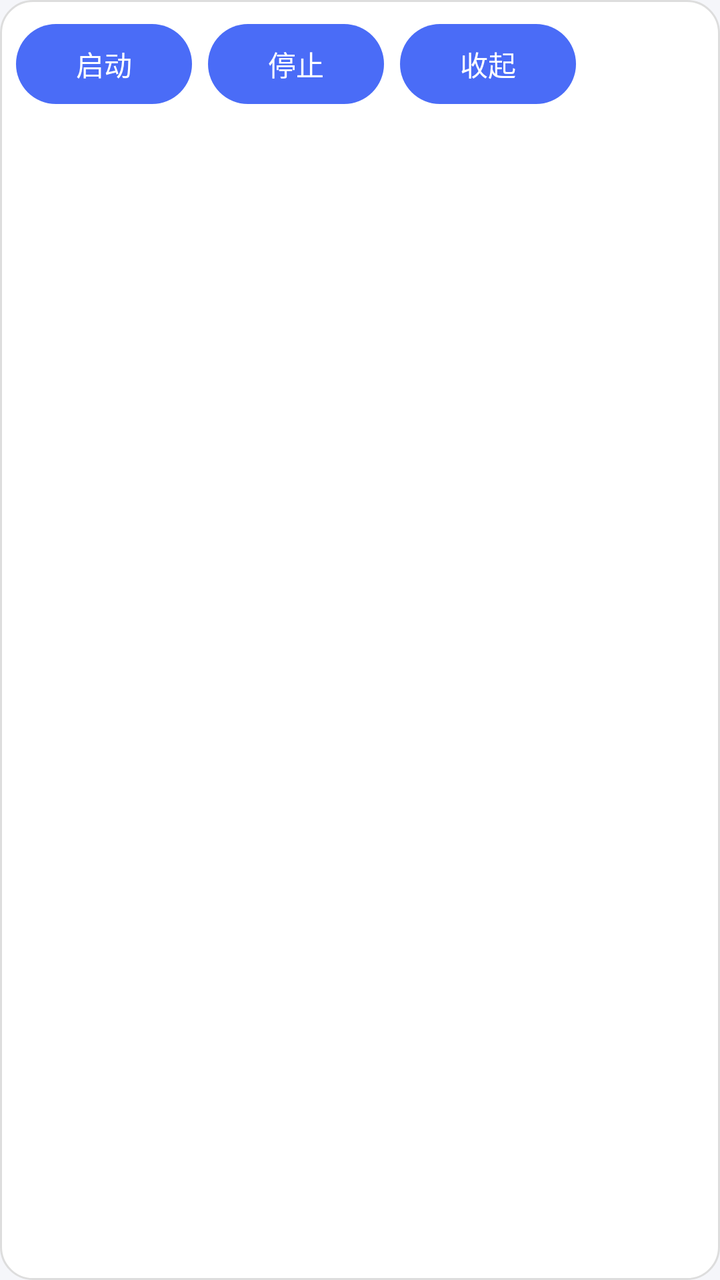
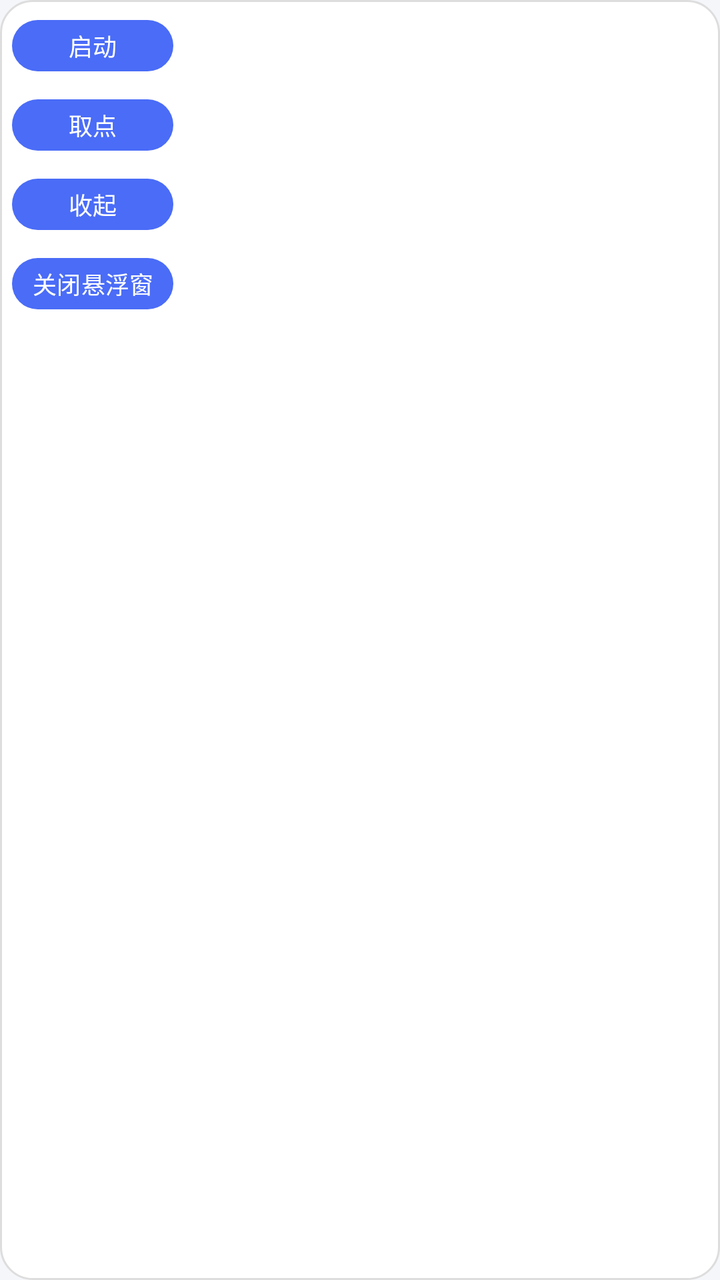

Before-and-after screenshots of an Android layout around one commit, followed by the original layout XML and the change that was made.
<!-- AndroidManifest.xml: application theme Theme.Clicker -->
<!-- res/layout/overlay_panel.xml -->
<?xml version="1.0" encoding="utf-8"?>
<LinearLayout xmlns:android="http://schemas.android.com/apk/res/android"
    android:layout_width="wrap_content"
    android:layout_height="wrap_content"
    android:orientation="horizontal"
    android:background="@drawable/bg_panel"
    android:padding="8dp">

    <Button
        android:id="@+id/btn_start"
        android:layout_width="wrap_content"
        android:layout_height="wrap_content"
        android:text="启动"
        android:textSize="14sp" />

    <Button
        android:id="@+id/btn_stop"
        android:layout_width="wrap_content"
        android:layout_height="wrap_content"
        android:layout_marginStart="8dp"
        android:text="停止"
        android:textSize="14sp" />

    <Button
        android:id="@+id/btn_close"
        android:layout_width="wrap_content"
        android:layout_height="wrap_content"
        android:layout_marginStart="8dp"
        android:text="收起"
        android:textSize="14sp" />

</LinearLayout>
<!-- resources referenced by this layout -->
<resources>
  <!-- drawable bg_panel (drawable) -->
  <?xml version="1.0" encoding="utf-8"?>
  <shape xmlns:android="http://schemas.android.com/apk/res/android"
      android:shape="rectangle">
      <solid android:color="#FFFFFF" />
      <corners android:radius="16dp" />
      <stroke android:width="1dp" android:color="#DDDDDD" />
  </shape>
  <style name="Theme.Clicker" parent="Theme.Material3.DayNight.NoActionBar">
          <item name="colorPrimary">@color/primary</item>
          <item name="colorPrimaryDark">@color/primary_dark</item>
          <item name="colorAccent">@color/accent</item>
          <item name="android:statusBarColor">@color/bg</item>
          <item name="android:windowBackground">@color/bg</item>
      </style>
  <color name="primary">#4A6CF7</color>
  <color name="primary_dark">#3A56D4</color>
  <color name="accent">#FF6B6B</color>
  <color name="bg">#F5F6FA</color>
</resources>

<!-- the commit's change to res/layout/overlay_panel.xml (unified diff, before → after) -->
@@ -2,31 +2,104 @@
 <LinearLayout xmlns:android="http://schemas.android.com/apk/res/android"
     android:layout_width="wrap_content"
     android:layout_height="wrap_content"
-    android:orientation="horizontal"
+    android:orientation="vertical"
     android:background="@drawable/bg_panel"
-    android:padding="8dp">
+    android:padding="6dp">
 
-    <Button
-        android:id="@+id/btn_start"
+    <LinearLayout
+        android:id="@+id/ll_controls"
         android:layout_width="wrap_content"
         android:layout_height="wrap_content"
-        android:text="启动"
-        android:textSize="14sp" />
+        android:orientation="vertical">
 
-    <Button
-        android:id="@+id/btn_stop"
+        <Button
+            android:id="@+id/btn_start"
+            android:layout_width="match_parent"
+            android:layout_height="wrap_content"
+            android:minWidth="0dp"
+            android:minHeight="0dp"
+            android:paddingHorizontal="10dp"
+            android:paddingVertical="4dp"
+            android:text="启动"
+            android:textSize="12sp" />
+
+        <Button
+            android:id="@+id/btn_pick"
+            android:layout_width="match_parent"
+            android:layout_height="wrap_content"
+            android:minWidth="0dp"
+            android:minHeight="0dp"
+            android:layout_marginTop="6dp"
+            android:paddingHorizontal="10dp"
+            android:paddingVertical="4dp"
+            android:text="取点"
+            android:textSize="12sp" />
+
+        <Button
+            android:id="@+id/btn_close"
+            android:layout_width="match_parent"
+            android:layout_height="wrap_content"
+            android:minWidth="0dp"
+            android:minHeight="0dp"
+            android:layout_marginTop="6dp"
+            android:paddingHorizontal="10dp"
+            android:paddingVertical="4dp"
+            android:text="收起"
+            android:textSize="12sp" />
+
+        <Button
+            android:id="@+id/btn_quit"
+            android:layout_width="match_parent"
+            android:layout_height="wrap_content"
+            android:minWidth="0dp"
+            android:minHeight="0dp"
+            android:layout_marginTop="6dp"
+            android:paddingHorizontal="10dp"
+            android:paddingVertical="4dp"
+            android:text="关闭悬浮窗"
+            android:textSize="12sp" />
+    </LinearLayout>
+
+    <LinearLayout
+        android:id="@+id/ll_running"
         android:layout_width="wrap_content"
         android:layout_height="wrap_content"
-        android:layout_marginStart="8dp"
-        android:text="停止"
-        android:textSize="14sp" />
+        android:orientation="vertical"
+        android:visibility="gone">
 
-    <Button
-        android:id="@+id/btn_close"
-        android:layout_width="wrap_content"
-        android:layout_height="wrap_content"
-        android:layout_marginStart="8dp"
-        android:text="收起"
-        android:textSize="14sp" />
+        <TextView
+            android:id="@+id/tv_status"
+            android:layout_width="match_parent"
+            android:layout_height="wrap_content"
+            android:gravity="center"
+            android:text="运行中"
+            android:textSize="12sp"
+            android:textColor="#2E7D32"
+            android:textStyle="bold" />
+
+        <Button
+            android:id="@+id/btn_pause"
+            android:layout_width="match_parent"
+            android:layout_height="wrap_content"
+            android:minWidth="0dp"
+            android:minHeight="0dp"
+            android:layout_marginTop="6dp"
+            android:paddingHorizontal="10dp"
+            android:paddingVertical="4dp"
+            android:text="暂停"
+            android:textSize="12sp" />
+
+        <Button
+            android:id="@+id/btn_stop"
+            android:layout_width="match_parent"
+            android:layout_height="wrap_content"
+            android:minWidth="0dp"
+            android:minHeight="0dp"
+            android:layout_marginTop="6dp"
+            android:paddingHorizontal="10dp"
+            android:paddingVertical="4dp"
+            android:text="停止"
+            android:textSize="12sp" />
+    </LinearLayout>
 
 </LinearLayout>
